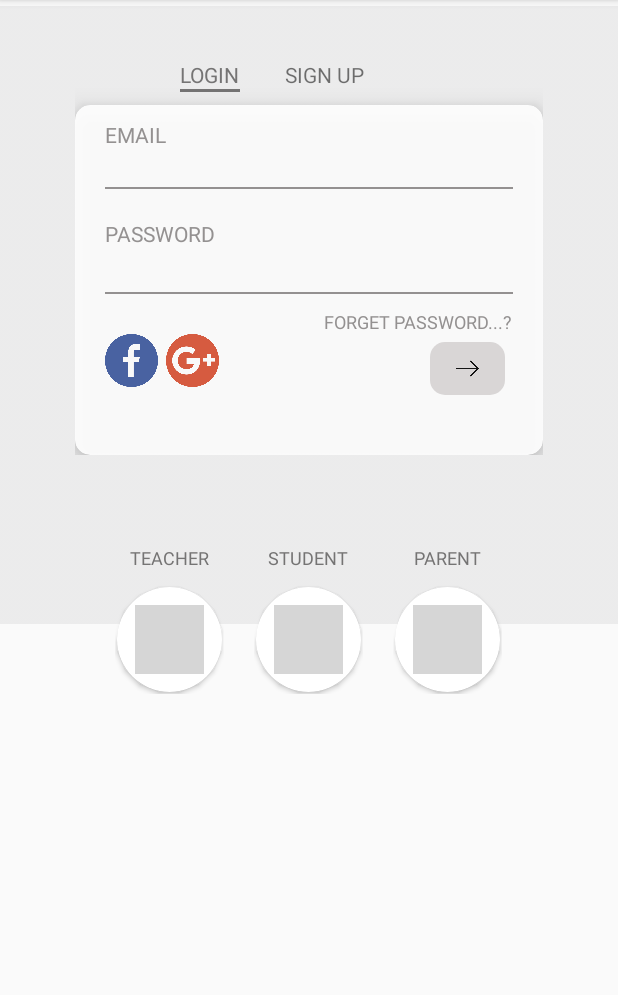
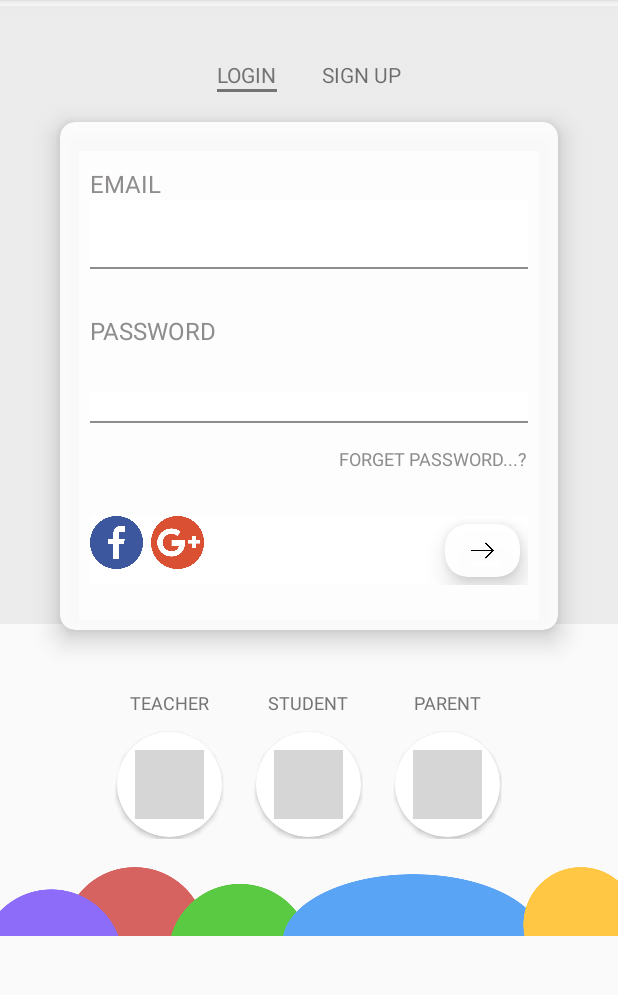
Before and after one commit to manitk12/FrontPage, an Android app: the screen it shows after launch (Login_Screen), on a phone screen of 412 x 824 dp, the part 84-1079 px from its top. Run offline under Robolectric (Android 15) with nearby library versions, the phone set to English and light mode, and no system bars; grey boxes are pictures that could not be loaded.

Commit message:
Remove some Relative layout change with Linear layout And also added cardView in arrow Button and last Added ImageView and also added Scrollview

```diff
--- a/app/src/main/res/layout/activity_login__screen.xml
+++ b/app/src/main/res/layout/activity_login__screen.xml
@@ -1,41 +1,47 @@
 <?xml version="1.0" encoding="utf-8"?>
-<LinearLayout xmlns:android="http://schemas.android.com/apk/res/android"
+<ScrollView xmlns:android="http://schemas.android.com/apk/res/android"
     xmlns:app="http://schemas.android.com/apk/res-auto"
     xmlns:tools="http://schemas.android.com/tools"
     android:layout_width="match_parent"
     android:layout_height="match_parent"
     android:orientation="vertical"
-    android:gravity="center_horizontal"
     tools:context="com.grademojo.frontpage.Login_Screen">
 
 
+
     <RelativeLayout
-        android:layout_width="match_parent"
-        android:layout_height="wrap_content"
-        >
+        android:layout_width="wrap_content"
+        android:layout_height="wrap_content">
+
+
 
         <ImageView
             android:layout_width="match_parent"
             android:layout_height="420dp"
             android:src="@drawable/class_room"
-            android:layout_alignParentTop="true"
+
             android:alpha="0.4"
             />
 
         <LinearLayout
             android:id="@+id/linear"
             android:layout_width="match_parent"
-            android:layout_height="match_parent"
+            android:layout_height="wrap_content"
             android:orientation="vertical"
             android:gravity="center_horizontal"
+            >
+
+
+            <LinearLayout
+                android:layout_width="wrap_content"
+                android:layout_height="wrap_content"
+                android:orientation="horizontal"
+                android:layout_marginTop="40dp"
                 >
 
                 <RelativeLayout
                     android:layout_width="wrap_content"
                     android:layout_height="wrap_content"
-                android:layout_marginTop="40dp"
-                android:layout_marginStart="50dp"
-                android:layout_marginEnd="50dp"
                     >
 
 
@@ -46,8 +52,6 @@
                         android:text="Login"
                         android:textAllCaps="true"
                         android:textColor="@color/grey"
-                    android:layout_marginStart="70dp"
-
                         />
 
 
@@ -58,8 +62,9 @@
                         android:layout_alignStart="@+id/login_text"
                         android:layout_alignEnd="@+id/login_text"
                         android:background="@color/grey"
+                        />
 
-                    />
+                </RelativeLayout>
 
 
 
@@ -68,11 +73,12 @@
                     android:layout_height="wrap_content"
                     android:textAllCaps="true"
                     android:text="sign up"
-                    android:layout_toEndOf="@+id/login_text"
+
                     android:layout_marginStart="30dp"
+                    />
 
+            </LinearLayout>
 
-                    />
 
 
 
@@ -82,22 +88,18 @@
                 android:layout_height="wrap_content"
                 app:cardCornerRadius="10dp"
                 app:cardElevation="10dp"
-                    android:background="@color/white"
-                    android:alpha="0.9"
-                    android:layout_marginTop="30dp"
-                    android:paddingTop="20dp"
-
-
+                android:layout_marginTop="20dp"
+                android:layout_marginStart="40dp"
+                android:layout_marginEnd="40dp"
+                app:cardBackgroundColor="#e5ffffff"
                 >
 
-                    <RelativeLayout
-                        android:layout_width="wrap_content"
+                <LinearLayout
+                    android:layout_width="match_parent"
                     android:layout_height="wrap_content"
-                        android:layout_marginBottom="40dp"
-                        android:background="@color/white"
-                        android:layout_marginTop="10dp"
-
-
+                    android:orientation="vertical"
+                    android:layout_marginStart="20dp"
+                    android:layout_marginEnd="20dp"
                     >
 
                     <TextView
@@ -105,28 +107,29 @@
                         android:layout_width="wrap_content"
                         android:layout_height="wrap_content"
                         android:text="email"
+                        android:textSize="16sp"
                         android:textColor="#8f8c8c"
+                        android:layout_marginTop="30dp"
                         android:textAllCaps="true"
 
-
-                            android:layout_marginStart="20dp"
                         />
 
+                    <RelativeLayout
+                        android:id="@+id/edit"
+                        android:layout_width="wrap_content"
+                        android:layout_height="wrap_content"
+                        android:background="@color/white"
 
+                        >
 
                         <EditText
                             android:id="@+id/email_edit_text"
                             android:layout_width="match_parent"
                             android:layout_height="wrap_content"
                             android:inputType="text|textEmailSubject"
-
                             android:textSize="14sp"
                             android:layout_marginTop="25dp"
-                            android:layout_marginStart="20dp"
-                            android:layout_marginEnd="20dp"
                             android:background="#00000000"
-
-
                             />
 
                         <View
@@ -137,8 +140,9 @@
                             android:layout_alignStart="@+id/email_edit_text"
                             android:layout_alignEnd="@+id/email_edit_text"
                             android:background="#8f8c8c"
+                            />
 
-                            />
+                    </RelativeLayout>
 
 
 
@@ -149,14 +153,20 @@
                         android:layout_width="wrap_content"
                         android:layout_height="wrap_content"
                         android:text="password"
+                        android:textSize="16sp"
                         android:textColor="#8f8c8c"
                         android:textAllCaps="true"
-                            android:layout_marginStart="20dp"
-                            android:layout_marginTop="20dp"
-                            android:layout_below="@+id/email_edit_text_view"
+                        android:layout_marginTop="30dp"
+                        />
+
+                    <RelativeLayout
+                        android:layout_width="wrap_content"
+                        android:layout_height="wrap_content"
+                        android:background="@color/white"
+                        android:layout_marginTop="30dp"
 
 
-                            />
+                        >
 
 
 
@@ -164,12 +174,9 @@
                             android:id="@+id/pass_edit_text"
                             android:layout_width="match_parent"
                             android:layout_height="wrap_content"
-                            android:layout_below="@+id/pass_text"
                             android:inputType="textPassword"
                             android:textSize="14sp"
-                            android:layout_marginTop="10dp"
-                            android:layout_marginStart="20dp"
-                            android:layout_marginEnd="20dp"
+
                             android:background="#00000000"
 
 
@@ -185,6 +192,7 @@
                             android:background="#8f8c8c"
 
                             />
+                    </RelativeLayout>
 
 
                     <TextView
@@ -195,21 +203,28 @@
                         android:textSize="12sp"
                         android:textColor="#8f8c8c"
                         android:textAllCaps="true"
-                            android:layout_below="@+id/pass_edit_text_view"
-                            android:layout_alignEnd="@+id/pass_edit_text_view"
-                            android:layout_marginTop="10dp"
+                        android:layout_gravity="end"
+
+                        android:layout_marginTop="15dp"
+                        />
 
 
-                            />
+                    <LinearLayout
+                        android:layout_width="match_parent"
+                        android:layout_height="wrap_content"
+                        android:orientation="horizontal"
 
+                        android:background="@color/white"
+                        android:layout_marginTop="30dp"
+                        android:layout_marginBottom="30dp"
+                        >
 
                         <ImageView
                             android:id="@+id/image_view_facebook"
                             android:layout_width="35dp"
                             android:layout_height="35dp"
                             android:src="@drawable/facebook"
-                            android:layout_below="@+id/forget_password_text_view"
-                            android:layout_alignStart="@+id/pass_edit_text_view"
+
 
                             />
 
@@ -218,13 +233,28 @@
                             android:layout_width="35dp"
                             android:layout_height="35dp"
                             android:src="@drawable/googlef"
-                            android:layout_below="@+id/forget_password_text_view"
-                           android:layout_toEndOf="@+id/image_view_facebook"
                             android:layout_marginStart="5dp"
                             />
 
 
+                        <View
+                            android:layout_width="0dp"
+                            android:layout_height="1dp"
+                            android:layout_weight="1"
+                            />
+                        <android.support.v7.widget.CardView
 
+                            android:layout_width="wrap_content"
+                            android:layout_height="wrap_content"
+                            app:cardCornerRadius="15dp"
+                            app:cardElevation="10dp"
+                            android:paddingStart="5dp"
+                            android:paddingEnd="5dp"
+                            android:layout_margin="5dp"
+                            app:cardBackgroundColor="#f4ffffff"
+
+
+                            >
 
 
                             <ImageView
@@ -232,36 +262,19 @@
                                 android:layout_height="35dp"
                                 android:src="@drawable/arrow"
                                 android:padding="10dp"
-                            android:layout_marginTop="5dp"
-                            android:layout_below="@+id/forget_password_text_view"
-                            android:layout_alignEnd="@id/forget_password_text_view"
-                            android:background="@drawable/xml_white_bg"
-                            android:layout_marginEnd="5dp"
-                            android:layout_marginStart="5dp"
+                                android:layout_gravity="end"
+
                                 />
 
+                        </android.support.v7.widget.CardView>
+
+                    </LinearLayout>
 
 
-
-
-
-
-
-
-                    </RelativeLayout>
-
-
+                </LinearLayout>
 
 
             </android.support.v7.widget.CardView>
-
-
-
-
-
-            </RelativeLayout>
-
-
 
 
 
@@ -269,16 +282,13 @@
                 android:layout_width="wrap_content"
                 android:layout_height="wrap_content"
                 android:orientation="horizontal"
-                android:weightSum="3"
-                android:layout_marginTop="50dp"
-                android:layout_gravity="center_horizontal"
+                android:layout_marginTop="30dp"
 
                 >
 
                 <LinearLayout
-                    android:layout_width="0dp"
+                    android:layout_width="wrap_content"
                     android:layout_height="wrap_content"
-                    android:layout_weight="1"
                     android:layout_gravity="center"
                     android:orientation="vertical"
                     android:layout_margin="10dp"
@@ -324,9 +334,8 @@
                 </LinearLayout>
 
                 <LinearLayout
-                    android:layout_width="0dp"
+                    android:layout_width="wrap_content"
                     android:layout_height="wrap_content"
-                    android:layout_weight="1"
                     android:layout_gravity="center"
                     android:orientation="vertical"
                     android:layout_margin="10dp"
@@ -371,9 +380,8 @@
 
 
                 <LinearLayout
-                    android:layout_width="0dp"
+                    android:layout_width="wrap_content"
                     android:layout_height="wrap_content"
-                    android:layout_weight="1"
                     android:layout_gravity="center"
                     android:orientation="vertical"
                     android:layout_margin="10dp"
@@ -416,27 +424,24 @@
                     </android.support.v7.widget.CardView>
 
 
-
                 </LinearLayout>
 
             </LinearLayout>
 
 
 
+            <ImageView
+                android:layout_width="wrap_content"
+                android:layout_height="50dp"
+                android:layout_marginTop="5dp"
+                android:src="@drawable/multicolor_image"/>
+
 
 
         </LinearLayout>
 
 
-
-
-
-
-
-
     </RelativeLayout>
 
 
-
-
-</LinearLayout>
+</ScrollView>
```
Also changed, not shown: app/src/main/res/layout/login_te.xml (+48 -60 lines). Lines whose indentation alone changed are shown as unchanged.
